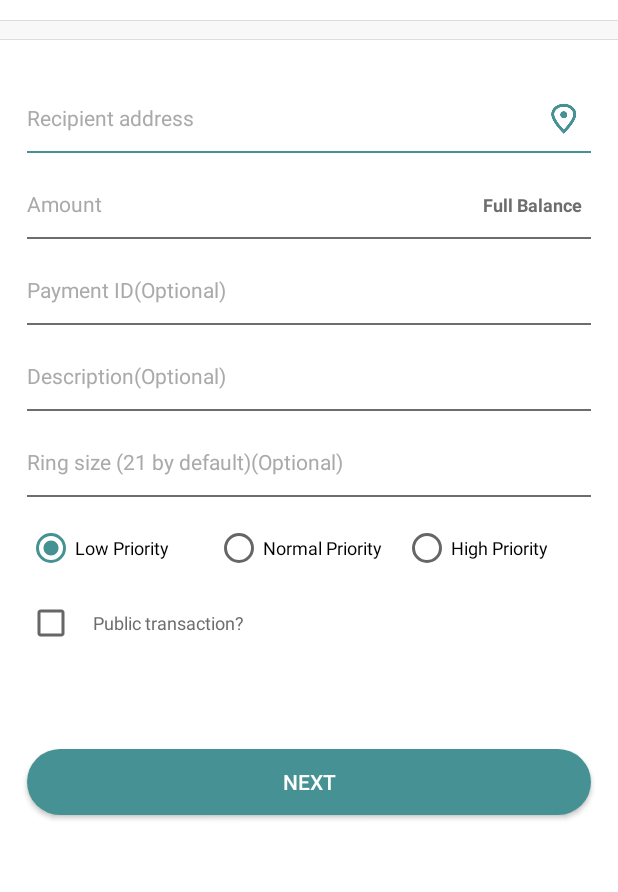
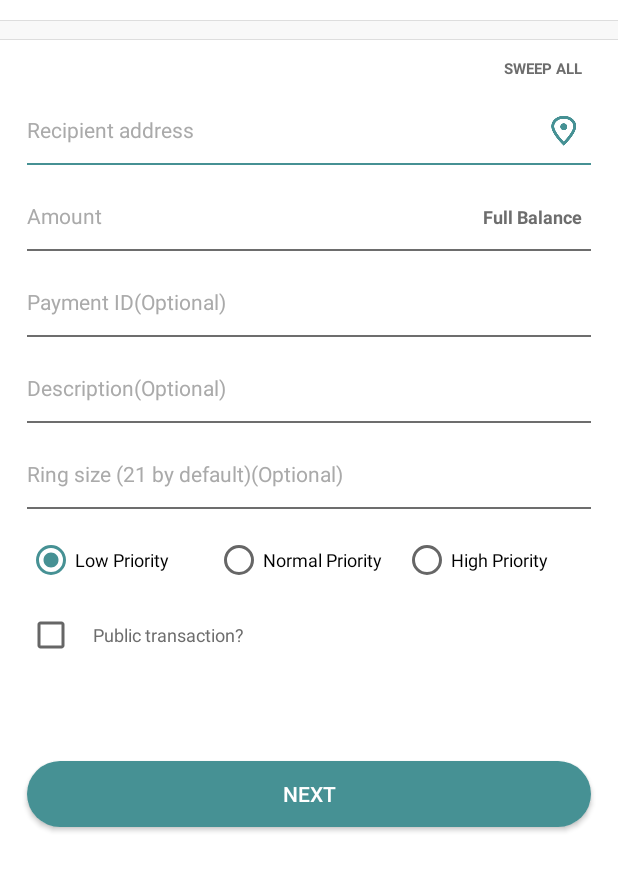
Before and after one commit to X-CASH-official/android-wallet, an Android app: the PaymentActivity screen opened directly, with no data from a screen before it, on a phone screen of 412 x 824 dp, the part 212-1104 px from its top. Run offline under Robolectric (Android 15) with nearby library versions, the light colour scheme and no system bars; our stand-ins replace Room's generated code.

Commit message:
Support sweep all and update some transaction function and add note support

```diff
--- a/app/src/main/java/com/xcash/utils/database/dao/TransactionInfoDao.java
+++ b/app/src/main/java/com/xcash/utils/database/dao/TransactionInfoDao.java
@@ -34,10 +34,10 @@ public interface TransactionInfoDao {
     @Insert(onConflict = OnConflictStrategy.REPLACE)
     void insertTransactionInfos(@NotNull TransactionInfo... transactionInfo);
 
-    @Query("SELECT * FROM transaction_infos WHERE symbol = :symbol AND walletId = :walletId ORDER BY _id")
+    @Query("SELECT * FROM transaction_infos WHERE symbol = :symbol AND walletId = :walletId ORDER BY timestamp DESC")
     List<TransactionInfo> loadTransactionInfosByWalletId(@NotNull String symbol, int walletId);
 
-    @Query("SELECT * FROM transaction_infos WHERE symbol = :symbol AND walletId = :walletId AND direction = :direction ORDER BY _id")
+    @Query("SELECT * FROM transaction_infos WHERE symbol = :symbol AND walletId = :walletId AND direction = :direction ORDER BY timestamp DESC")
     List<TransactionInfo> loadTransactionInfosByWalletIdAndDirection(@NotNull String symbol, int walletId, int direction);
 
     @Delete
--- a/app/src/main/java/com/xcash/wallet/PaymentActivity.java
+++ b/app/src/main/java/com/xcash/wallet/PaymentActivity.java
@@ -60,6 +60,7 @@ public class PaymentActivity extends NewBaseActivity {
     private ImageView imageViewIcon;
     private TextView textViewWalletName;
     private TextView textViewAmount;
+    private TextView textViewSweepAll;
     private ImageView imageViewWalletAddress;
     private EditText editTextWalletAddress;
     private FrameLayout frameLayoutWalletAddress;
@@ -121,6 +122,7 @@ public class PaymentActivity extends NewBaseActivity {
         imageViewIcon = (ImageView) findViewById(R.id.imageViewIcon);
         textViewWalletName = (TextView) findViewById(R.id.textViewWalletName);
         textViewAmount = (TextView) findViewById(R.id.textViewAmount);
+        textViewSweepAll = (TextView) findViewById(R.id.textViewSweepAll);
         imageViewWalletAddress = (ImageView) findViewById(R.id.imageViewWalletAddress);
         editTextWalletAddress = (EditText) findViewById(R.id.editTextWalletAddress);
         frameLayoutWalletAddress = (FrameLayout) findViewById(R.id.frameLayoutWalletAddress);
@@ -239,6 +241,9 @@ public class PaymentActivity extends NewBaseActivity {
                     case R.id.imageViewRight:
                         QRCodeActivity.openQRCodeActivity(PaymentActivity.this);
                         break;
+                    case R.id.textViewSweepAll:
+                        doSweepAll(textViewSweepAll);
+                        break;
                     case R.id.imageViewWalletAddress:
                         chooseAddress();
                         break;
@@ -264,6 +269,7 @@ public class PaymentActivity extends NewBaseActivity {
         };
         imageViewBack.setOnClickListener(onClickListener);
         imageViewRight.setOnClickListener(onClickListener);
+        textViewSweepAll.setOnClickListener(onClickListener);
         imageViewWalletAddress.setOnClickListener(onClickListener);
         textViewAllAmount.setOnClickListener(onClickListener);
         linearLayoutLow.setOnClickListener(onClickListener);
@@ -302,6 +308,19 @@ public class PaymentActivity extends NewBaseActivity {
                 break;
         }
         this.priority = priority;
+    }
+
+    private void doSweepAll(View view){
+        if (wallet == null) {
+            return;
+        }
+        PopupWindowHelp.showPopupWindowNormalTips(PaymentActivity.this, view.getRootView(), view, getString(R.string.activity_payment_paySweepAll_tips), new PopupWindowHelp.OnShowPopupWindowNormalTipsListener() {
+            @Override
+            public void okClick(PopupWindow popupWindow, View view) {
+                popupWindow.dismiss();
+                createTransaction(wallet.getAddress(), "-1", "", "", "Sweep all", priority, checkBox.isChecked());
+            }
+        });
     }
 
     private void doNext(View view) {
--- a/app/src/main/java/com/xcash/wallet/aidl/manager/XWalletController.java
+++ b/app/src/main/java/com/xcash/wallet/aidl/manager/XWalletController.java
@@ -407,6 +407,7 @@
                  LogTool.e(TAG, pendingTransaction.getErrorString());
                  return null;
              }
+             wallet.setUserNote(pendingTransaction.getFirstTxId(),description);
              return pendingTransaction;
          } catch (Exception e) {
              e.printStackTrace();
--- a/app/src/main/res/layout/activity_payment.xml
+++ b/app/src/main/res/layout/activity_payment.xml
@@ -149,14 +149,29 @@
                     <FrameLayout
                         android:layout_width="match_parent"
                         android:layout_height="@dimen/line_normal_widthOrHeight_narrow"
-                        android:layout_marginBottom="@dimen/view_normal_margin_default"
                         android:background="@color/line_normal_background" />
+
+                    <TextView
+                        android:id="@+id/textViewSweepAll"
+                        android:layout_width="wrap_content"
+                        android:layout_height="wrap_content"
+                        android:padding="@dimen/view_normal_margin_narrow"
+                        android:layout_marginTop="@dimen/view_normal_margin_narrow"
+                        android:layout_marginBottom="@dimen/view_normal_margin_narrow"
+                        android:layout_marginLeft="@dimen/view_normal_margin_broad"
+                        android:layout_marginRight="@dimen/view_normal_margin_broad"
+                        android:layout_gravity="right"
+                        android:singleLine="true"
+                        android:text="@string/activity_wallet_running_textViewSweepAll_text"
+                        android:textColor="@color/mainColorText_default"
+                        android:textSize="@dimen/textView_normal_textSize_super_narrow"
+                        android:textStyle="bold"
+                        />
 
                     <RelativeLayout
                         android:id="@+id/relativeLayoutWalletAddress"
                         android:layout_width="match_parent"
                         android:layout_height="wrap_content"
-                        android:layout_marginTop="@dimen/view_normal_margin_broad"
                         android:layout_marginLeft="@dimen/view_normal_margin_broad"
                         android:layout_marginRight="@dimen/view_normal_margin_broad">
 
--- a/app/src/main/res/values/strings.xml
+++ b/app/src/main/res/values/strings.xml
@@ -153,6 +153,7 @@
     <string name="activity_wallet_details_reset_block_chain_tips">Confirm to reset block chain?</string>
     <string name="activity_wallet_details_delete_tips">Confirm to delete wallet?</string>
 
+    <string name="activity_wallet_running_textViewSweepAll_text">SWEEP ALL</string>
     <string name="activity_wallet_running_textViewDpops_text">DPOPS</string>
     <string name="activity_wallet_running_textViewSynchronizeStatus_text">It may take up to 5 minutes, please wait...</string>
     <string name="activity_wallet_running_buttonSend_text">Send</string>
@@ -191,6 +192,7 @@
     <string name="layout_transaction_item_status_over_tips">COMPLETE</string>
     <string name="layout_transaction_item_hash_tips">HASH:</string>
     <string name="layout_transaction_item_date_tips">DATE:</string>
+    <string name="layout_transaction_item_description_tips">Description:</string>
 
     <string name="activity_payment_textViewTitle_text">Transfers</string>
     <string name="activity_payment_textViewAmountTips_text">Available Balance</string>
@@ -208,6 +210,7 @@
     <string name="activity_payment_textViewAllAmount_text">Full Balance</string>
     <string name="activity_payment_payAllAmount_tips">The full balance is less than the transaction fees</string>
     <string name="activity_payment_payAmountCheckError_tips">Transaction amount needs to be greater than 0</string>
+    <string name="activity_payment_paySweepAll_tips">Do you want send a sweep all transaction for clear transactions?</string>
 
     <string name="activity_address_manager_textViewTitle_text">Address Book</string>
     <string name="activity_address_manager_addAddressSuccess_tips">Address successfully added</string>
```
Also changed, not shown: app/src/main/java/com/xcash/adapters/recyclerviewadapter/Transaction_Default_RecyclerViewAdapter.java (+9 -0 lines), app/src/main/java/com/xcash/wallet/aidl/service/WalletService.java (+10 -3 lines), app/src/main/res/layout/layout_transaction_item.xml (+11 -0 lines), 1 other file.
